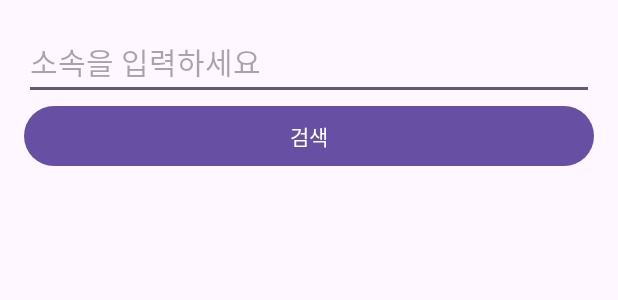
After one commit to PBL3-Organizations/RUOK_Workers, an Android app: the layout dialog_search_organizations.xml on its own in the app's theme, with its tools: preview values and no code run, on a phone screen of 412 x 824 dp. The commit adds this screen. Shown: the top 300 px of the screen. Run offline under Robolectric (Android 15) with nearby library versions, the phone set to English and light mode, and no system bars.

Commit message:
add organization selection

```diff
--- /dev/null
+++ b/app/src/main/res/layout/dialog_search_organizations.xml
@@ -0,0 +1,25 @@
+<?xml version="1.0" encoding="utf-8"?>
+<LinearLayout xmlns:android="http://schemas.android.com/apk/res/android"
+    android:layout_width="match_parent"
+    android:layout_height="wrap_content"
+    android:orientation="vertical"
+    android:padding="16dp">
+
+    <EditText
+        android:id="@+id/search_input"
+        android:layout_width="match_parent"
+        android:layout_height="wrap_content"
+        android:hint="소속을 입력하세요"
+        android:textSize="20sp" />
+
+    <Button
+        android:id="@+id/search_button"
+        android:layout_width="match_parent"
+        android:layout_height="wrap_content"
+        android:text="검색" />
+
+    <ListView
+        android:id="@+id/search_results"
+        android:layout_width="match_parent"
+        android:layout_height="wrap_content" />
+</LinearLayout>
```
Also changed, not shown: app/src/main/java/com/example/ruok_workers/RegisterActivity.kt (+44 -9 lines), app/src/main/res/layout/activity_register.xml (+12 -2 lines).
